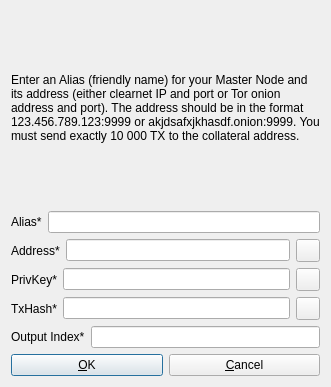
Above: src/qt/forms/addeditadrenalinenode.ui from Stoner19/neos-core-old before the change. Below: the same form after it.
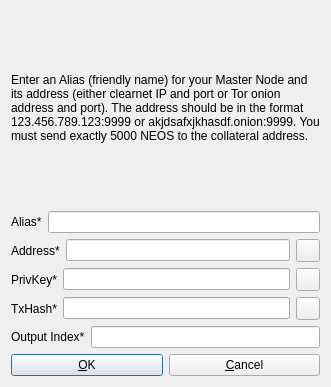
That is the form after the change. Icons and pictures are not drawn.

Commit message: addeditadrenalinenode.ui corrected to reflect NEOS masternode information

Diff of the .ui file:
```diff
--- a/src/qt/forms/addeditadrenalinenode.ui
+++ b/src/qt/forms/addeditadrenalinenode.ui
@@ -26,7 +26,7 @@
       </sizepolicy>
      </property>
      <property name="text">
-      <string>&lt;html&gt;&lt;head/&gt;&lt;body&gt;&lt;p&gt;Enter an Alias (friendly name) for your Master Node and its address (either clearnet IP and port or Tor onion address and port). The address should be in the format 123.456.789.123:9999 or akjdsafxjkhasdf.onion:9999. You must send exactly 10 000 TX to the collateral address.&lt;/p&gt;&lt;/body&gt;&lt;/html&gt;</string>
+      <string>&lt;html&gt;&lt;head/&gt;&lt;body&gt;&lt;p&gt;Enter an Alias (friendly name) for your Master Node and its address (either clearnet IP and port or Tor onion address and port). The address should be in the format 123.456.789.123:9999 or akjdsafxjkhasdf.onion:9999. You must send exactly 5000 NEOS to the collateral address.&lt;/p&gt;&lt;/body&gt;&lt;/html&gt;</string>
      </property>
      <property name="wordWrap">
       <bool>true</bool>
```
